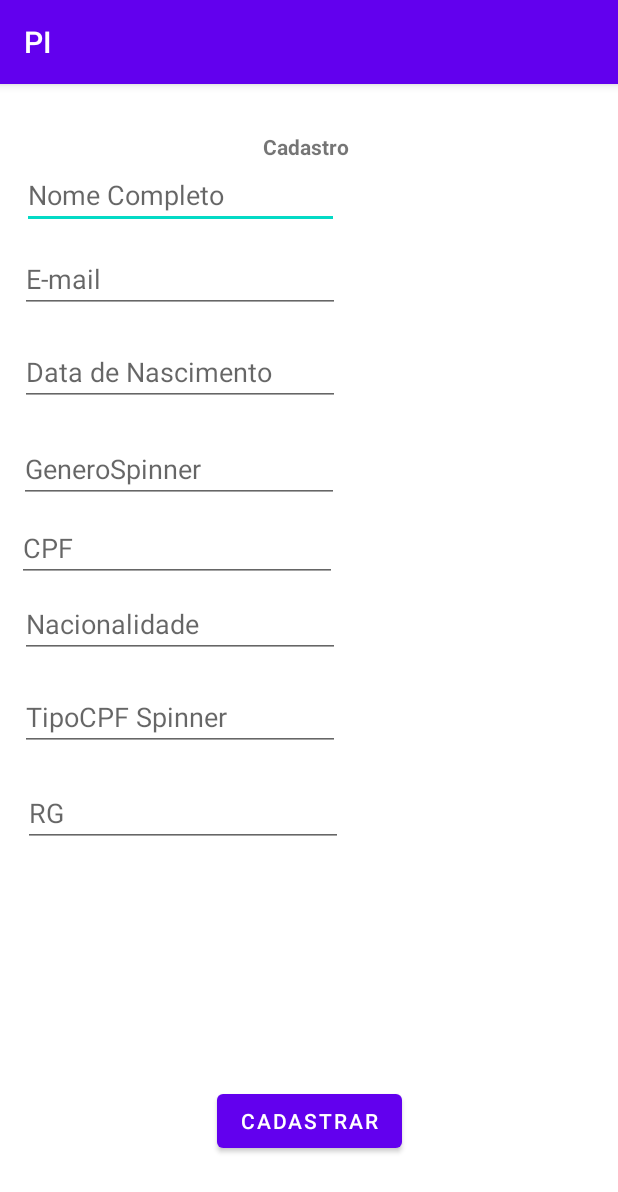
After one commit to ArilsonFJS/PIAndroid, an Android app: the fragment FragmentCadastro shown on its own in the app's theme, on a phone screen of 412 x 824 dp. The commit adds this screen. Shown: the top 1192 px of the screen. Run offline under Robolectric (Android 15) with nearby library versions, the phone set to English and light mode, and no system bars.

Commit message:
Tela de cadastro (inicial)

```diff
--- a/app/build.gradle
+++ b/app/build.gradle
@@ -5,6 +5,10 @@ plugins {
 
 android {
     compileSdk 32
+
+    viewBinding{
+        enabled
+    }
 
     defaultConfig {
         applicationId "com.senac.pi"
@@ -37,6 +41,7 @@ dependencies {
     implementation 'androidx.appcompat:appcompat:1.3.0'
     implementation 'com.google.android.material:material:1.4.0'
     implementation 'androidx.constraintlayout:constraintlayout:2.1.3'
+    implementation 'androidx.legacy:legacy-support-v4:1.0.0'
     testImplementation 'junit:junit:4.13.2'
     androidTestImplementation 'androidx.test.ext:junit:1.1.3'
     androidTestImplementation 'androidx.test.espresso:espresso-core:3.4.0'
--- a/app/src/main/AndroidManifest.xml
+++ b/app/src/main/AndroidManifest.xml
@@ -28,6 +28,15 @@
             </intent-filter>
         </activity>
         <activity
+            android:name=".BottomCadActivity"
+            android:exported="true">
+            <intent-filter>
+                <action android:name="android.intent.action.MAIN" />
+
+                <category android:name="android.intent.category.LAUNCHER" />
+            </intent-filter>
+        </activity>
+        <activity
             android:name=".TelaInicialActivity"
             android:exported="true">
             <intent-filter>
--- /dev/null
+++ b/app/src/main/java/com/senac/pi/BottomCadActivity.kt
@@ -0,0 +1,17 @@
+package com.senac.pi
+
+import androidx.appcompat.app.AppCompatActivity
+import android.os.Bundle
+
+
+class BottomCadActivity : AppCompatActivity() {
+
+    lateinit var binding: ActivityBottomCadBinding
+
+    override fun onCreate(savedInstanceState: Bundle?) {
+
+        super.onCreate(savedInstanceState)
+        binding = ActivityBottomCadBinding.inflate(layoutInflater)
+        setContentView(binding.root)
+    }
+}
--- /dev/null
+++ b/app/src/main/java/com/senac/pi/FragmentCadastro.kt
@@ -0,0 +1,19 @@
+package com.senac.pi
+
+import android.os.Bundle
+import androidx.fragment.app.Fragment
+import android.view.LayoutInflater
+import android.view.View
+import android.view.ViewGroup
+
+
+class FragmentCadastro : Fragment() {
+
+    override fun onCreateView(
+        inflater: LayoutInflater, container: ViewGroup?,savedInstanceState: Bundle? ): View? {
+        // Inflate the layout for this fragment
+        return inflater.inflate(R.layout.fragment_cadastro, container, false)
+    }
+
+
+}
--- /dev/null
+++ b/app/src/main/res/layout/activity_botton_cad.xml
@@ -0,0 +1,9 @@
+<?xml version="1.0" encoding="utf-8"?>
+<androidx.constraintlayout.widget.ConstraintLayout xmlns:android="http://schemas.android.com/apk/res/android"
+    xmlns:app="http://schemas.android.com/apk/res-auto"
+    xmlns:tools="http://schemas.android.com/tools"
+    android:layout_width="match_parent"
+    android:layout_height="match_parent"
+    tools:context=".BottomCadActivity">
+
+</androidx.constraintlayout.widget.ConstraintLayout>
--- /dev/null
+++ b/app/src/main/res/layout/fragment_cadastro.xml
@@ -0,0 +1,170 @@
+<?xml version="1.0" encoding="utf-8"?>
+<androidx.constraintlayout.widget.ConstraintLayout xmlns:android="http://schemas.android.com/apk/res/android"
+    xmlns:app="http://schemas.android.com/apk/res-auto"
+    xmlns:tools="http://schemas.android.com/tools"
+    android:id="@+id/frameLayout"
+    android:layout_width="match_parent"
+    android:layout_height="match_parent"
+    tools:context=".FragmentCadastro">
+
+    <TextView
+        android:id="@+id/textViewCad"
+        android:layout_width="123dp"
+        android:layout_height="23dp"
+        android:layout_marginStart="32dp"
+        android:layout_marginTop="32dp"
+        android:layout_marginEnd="32dp"
+        android:layout_marginBottom="32dp"
+        android:text="Cadastro"
+        android:textAlignment="center"
+        android:textStyle="bold"
+        app:layout_constraintBottom_toBottomOf="parent"
+        app:layout_constraintEnd_toEndOf="parent"
+        app:layout_constraintHorizontal_bias="0.491"
+        app:layout_constraintStart_toStartOf="parent"
+        app:layout_constraintTop_toTopOf="parent"
+        app:layout_constraintVertical_bias="0.0" />
+
+    <Button
+        android:id="@+id/buttonOk"
+        android:layout_width="wrap_content"
+        android:layout_height="wrap_content"
+        android:layout_marginStart="173dp"
+        android:layout_marginTop="612dp"
+        android:layout_marginEnd="144dp"
+        android:layout_marginBottom="16dp"
+        android:text="Cadastrar"
+        app:layout_constraintBottom_toBottomOf="parent"
+        app:layout_constraintEnd_toEndOf="parent"
+        app:layout_constraintHorizontal_bias="1.0"
+        app:layout_constraintStart_toStartOf="parent"
+        app:layout_constraintTop_toBottomOf="@+id/textViewCad"
+        app:layout_constraintVertical_bias="0.0" />
+
+    <EditText
+        android:id="@+id/editTextTextNomeCom"
+        android:layout_width="211dp"
+        android:layout_height="43dp"
+        android:layout_marginStart="14dp"
+        android:layout_marginTop="7dp"
+        android:layout_marginEnd="186dp"
+        android:layout_marginBottom="5dp"
+        android:ems="10"
+        android:hint="Nome Completo"
+        android:inputType="textPersonName"
+        app:layout_constraintBottom_toTopOf="@+id/editTextEmail"
+        app:layout_constraintEnd_toEndOf="parent"
+        app:layout_constraintStart_toStartOf="parent"
+        app:layout_constraintTop_toBottomOf="@+id/textViewCad" />
+
+    <EditText
+        android:id="@+id/editTextEmail"
+        android:layout_width="wrap_content"
+        android:layout_height="wrap_content"
+        android:layout_marginStart="15dp"
+        android:layout_marginTop="5dp"
+        android:layout_marginEnd="187dp"
+        android:layout_marginBottom="9dp"
+        android:ems="10"
+        android:hint="E-mail"
+        android:inputType="textPersonName"
+        app:layout_constraintBottom_toTopOf="@+id/editTextDateNsc"
+        app:layout_constraintEnd_toEndOf="parent"
+        app:layout_constraintStart_toStartOf="parent"
+        app:layout_constraintTop_toBottomOf="@+id/editTextTextNomeCom" />
+
+    <EditText
+        android:id="@+id/editTextGenero"
+        android:layout_width="wrap_content"
+        android:layout_height="wrap_content"
+        android:layout_marginStart="14dp"
+        android:layout_marginTop="7dp"
+        android:layout_marginEnd="187dp"
+        android:layout_marginBottom="7dp"
+        android:ems="10"
+        android:hint="GeneroSpinner"
+        android:inputType="textPersonName"
+        app:layout_constraintBottom_toTopOf="@+id/editTextNumberCpf"
+        app:layout_constraintEnd_toEndOf="parent"
+        app:layout_constraintStart_toStartOf="parent"
+        app:layout_constraintTop_toBottomOf="@+id/editTextDateNsc" />
+
+    <EditText
+        android:id="@+id/editTextNacionalidade"
+        android:layout_width="wrap_content"
+        android:layout_height="wrap_content"
+        android:layout_marginStart="15dp"
+        android:layout_marginTop="1dp"
+        android:layout_marginEnd="187dp"
+        android:layout_marginBottom="9dp"
+        android:ems="10"
+        android:hint="Nacionalidade"
+        android:inputType="textPersonName"
+        app:layout_constraintBottom_toTopOf="@+id/editTextTpCpf"
+        app:layout_constraintEnd_toEndOf="parent"
+        app:layout_constraintStart_toStartOf="parent"
+        app:layout_constraintTop_toBottomOf="@+id/editTextNumberCpf" />
+
+    <EditText
+        android:id="@+id/editTextTpCpf"
+        android:layout_width="wrap_content"
+        android:layout_height="wrap_content"
+        android:layout_marginStart="15dp"
+        android:layout_marginTop="7dp"
+        android:layout_marginEnd="187dp"
+        android:layout_marginBottom="11dp"
+        android:ems="10"
+        android:hint="TipoCPF Spinner"
+        android:inputType="textPersonName"
+        app:layout_constraintBottom_toTopOf="@+id/editTextNumberRg"
+        app:layout_constraintEnd_toEndOf="parent"
+        app:layout_constraintStart_toStartOf="parent"
+        app:layout_constraintTop_toBottomOf="@+id/editTextNacionalidade" />
+
+    <EditText
+        android:id="@+id/editTextDateNsc"
+        android:layout_width="wrap_content"
+        android:layout_height="wrap_content"
+        android:layout_marginStart="15dp"
+        android:layout_marginTop="7dp"
+        android:layout_marginEnd="187dp"
+        android:layout_marginBottom="12dp"
+        android:ems="10"
+        android:hint="Data de Nascimento"
+        android:inputType="date"
+        app:layout_constraintBottom_toTopOf="@+id/editTextGenero"
+        app:layout_constraintEnd_toEndOf="parent"
+        app:layout_constraintStart_toStartOf="parent"
+        app:layout_constraintTop_toBottomOf="@+id/editTextEmail" />
+
+    <EditText
+        android:id="@+id/editTextNumberCpf"
+        android:layout_width="wrap_content"
+        android:layout_height="wrap_content"
+        android:layout_marginStart="13dp"
+        android:layout_marginEnd="189dp"
+        android:layout_marginBottom="4dp"
+        android:ems="10"
+        android:hint="CPF"
+        android:inputType="number"
+        app:layout_constraintBottom_toTopOf="@+id/editTextNacionalidade"
+        app:layout_constraintEnd_toEndOf="parent"
+        app:layout_constraintStart_toStartOf="parent"
+        app:layout_constraintTop_toBottomOf="@+id/editTextGenero" />
+
+    <EditText
+        android:id="@+id/editTextNumberRg"
+        android:layout_width="wrap_content"
+        android:layout_height="wrap_content"
+        android:layout_marginStart="17dp"
+        android:layout_marginTop="7dp"
+        android:layout_marginEnd="185dp"
+        android:layout_marginBottom="168dp"
+        android:ems="10"
+        android:hint="RG"
+        android:inputType="number"
+        app:layout_constraintBottom_toTopOf="@+id/buttonOk"
+        app:layout_constraintEnd_toEndOf="parent"
+        app:layout_constraintStart_toStartOf="parent"
+        app:layout_constraintTop_toBottomOf="@+id/editTextTpCpf" />
+</androidx.constraintlayout.widget.ConstraintLayout>
--- a/app/src/main/res/values/strings.xml
+++ b/app/src/main/res/values/strings.xml
@@ -1,3 +1,5 @@
 <resources>
     <string name="app_name">PI</string>
+    <!-- TODO: Remove or change this placeholder text -->
+    <string name="hello_blank_fragment">Hello blank fragment</string>
 </resources>
```
